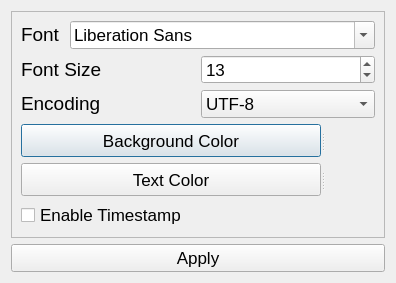
Qt form assets/UI/terminal_settings.ui (FathiMahdi/ZoulTerm) before a commit.
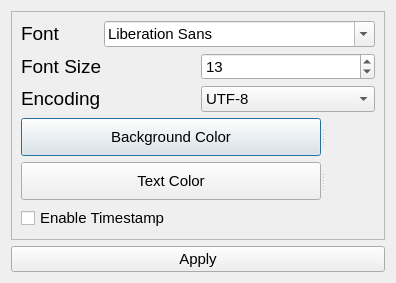
The same form after that commit. Icons and pictures are not drawn.

Commit message: modified:   assets/UI/ConnectDevice.ui 	modified:   assets/UI/ZoulTerm.ui 	modified:   assets/UI/about_zoulTerm.ui 	modified:   assets/UI/send_Command.ui 	modified:   assets/UI/serial_viewer.ui 	modified:   assets/UI/terminal_settings.ui 	modified:   setup.sh

Diff of the .ui file:
```diff
--- a/assets/UI/terminal_settings.ui
+++ b/assets/UI/terminal_settings.ui
@@ -30,7 +30,7 @@
   </property>
   <property name="font">
    <font>
-    <pointsize>13</pointsize>
+    <pointsize>11</pointsize>
    </font>
   </property>
   <property name="windowTitle">
@@ -40,6 +40,9 @@
    <iconset resource="../../ZoulTerm.qrc">
     <normaloff>:/resources/assets/icons/app_icon_on.svg</normaloff>:/resources/assets/icons/app_icon_on.svg</iconset>
   </property>
+  <property name="autoFillBackground">
+   <bool>true</bool>
+  </property>
   <layout class="QGridLayout" name="gridLayout_2">
    <item row="0" column="0">
     <widget class="QFrame" name="frame">
@@ -55,6 +58,9 @@
        <height>100</height>
       </size>
      </property>
+     <property name="autoFillBackground">
+      <bool>true</bool>
+     </property>
      <property name="frameShape">
       <enum>QFrame::StyledPanel</enum>
      </property>
```
The commit also changes 6 other files.
